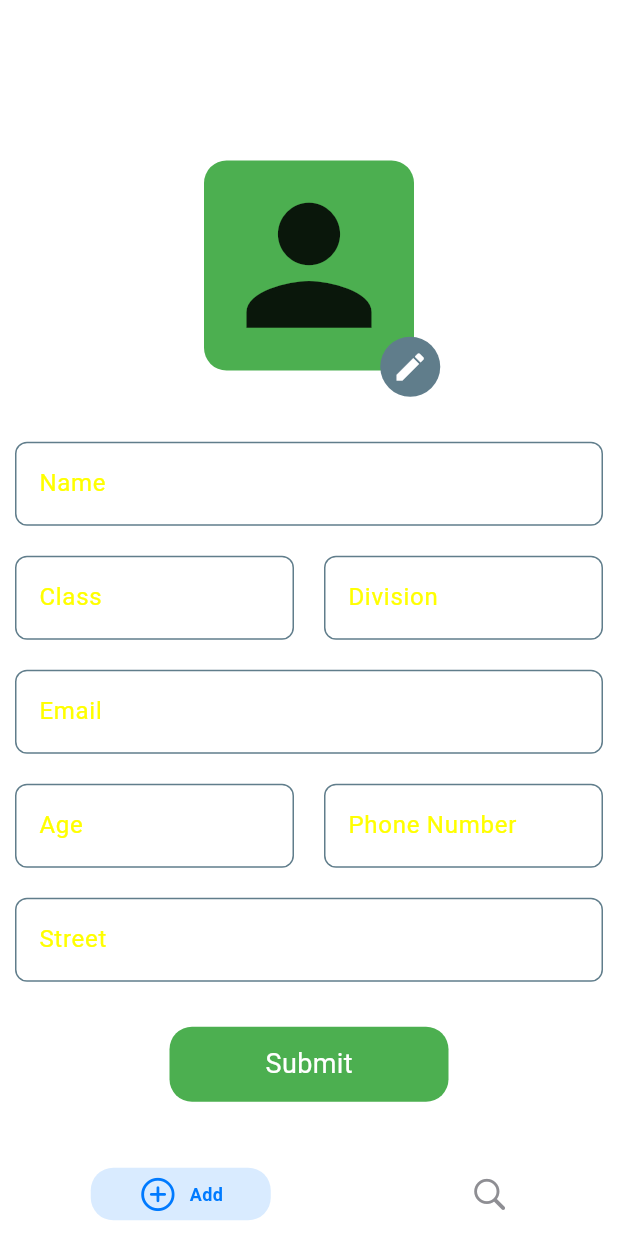
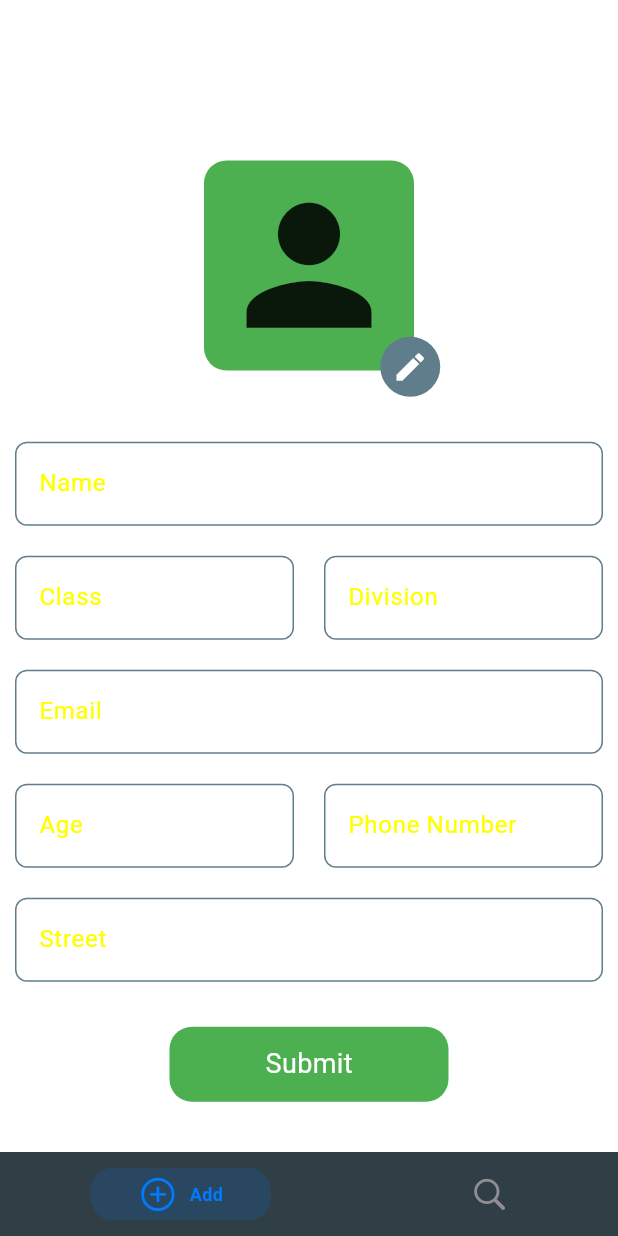
Before and after one commit to codewithmohammed/student_provider_project, a Flutter app: the screen it shows after launch, on a phone screen of 412 x 824 dp. Run offline on Flutter 3.47's test engine with Material 3 defaults, Android fonts, the phone set to English and light mode, and no system bars; drawn by our look-alikes of persistent_bottom_nav_bar; our stand-ins replace hive, hive_flutter, image_picker; accounts and stored records are empty.

Commit message:
all changes completed

```diff
--- a/lib/features/main/presentation/main_screen.dart
+++ b/lib/features/main/presentation/main_screen.dart
@@ -16,7 +16,9 @@ class _MainScreenState extends State<MainScreen> {
     PersistentTabController persistentTabController = PersistentTabController();
     return Scaffold(
         bottomNavigationBar: PersistentTabView(
+
       context,
+      backgroundColor: const Color.fromARGB(255, 48, 62, 69),
       items: navBarItem,
       screens: screens,
       screenTransitionAnimation: const ScreenTransitionAnimation(
```
